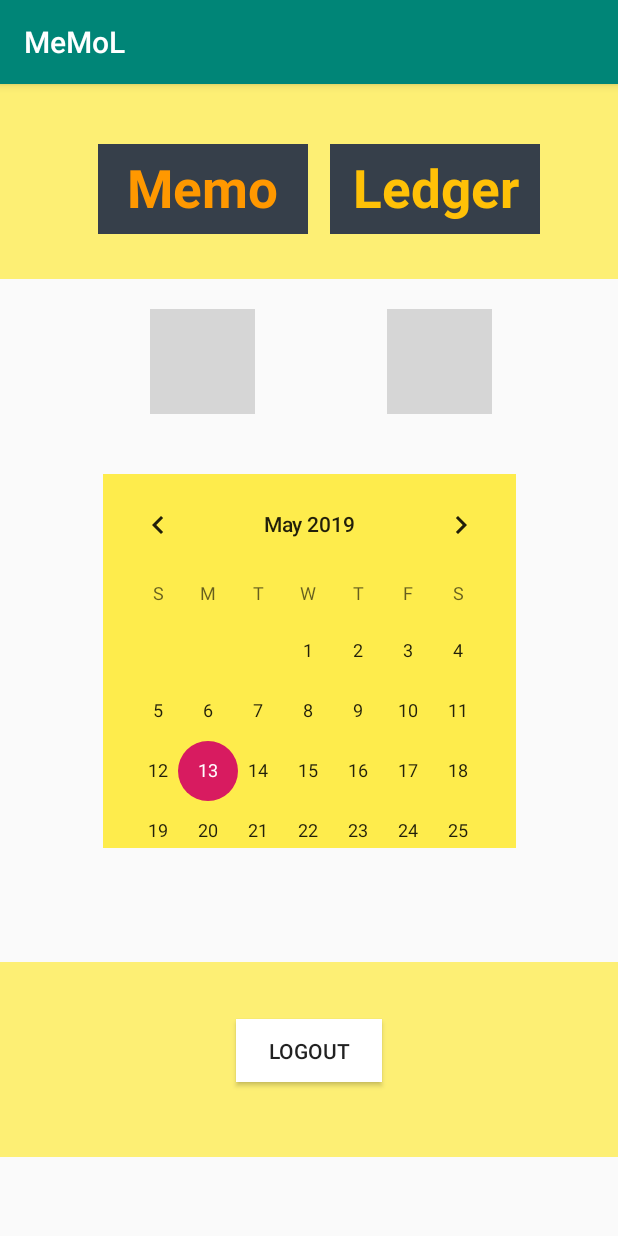
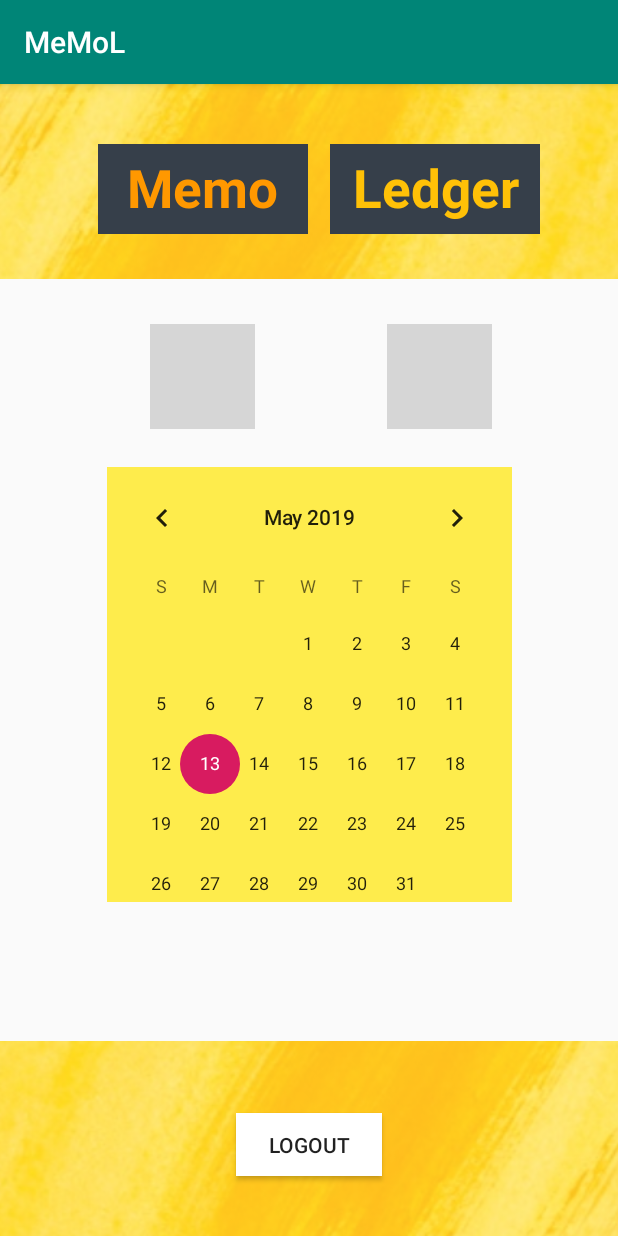
Before and after one commit to PittayutSothanakul/MemoL, an Android app: the screen it shows after launch once a user with an empty profile is signed in (HomeActivity), on a phone screen of 412 x 824 dp. Run offline under Robolectric (Android 15) with nearby library versions, the phone set to English and light mode, and no system bars; our stand-ins replace Firebase (no records; nobody signed in at launch, a user with empty details on screens opened directly); grey boxes are pictures that could not be loaded.

Commit message:
decolate bg

```diff
--- a/app/src/main/res/layout/activity_home.xml
+++ b/app/src/main/res/layout/activity_home.xml
@@ -6,26 +6,52 @@
     android:layout_height="match_parent"
     android:onClick="onClickToLedger">
 
-    <TextView
-        android:id="@+id/bgText"
-        android:layout_width="420dp"
+    <ImageView
+        android:id="@+id/bgImage2"
+        android:layout_width="902dp"
         android:layout_height="130dp"
-        android:background="#B2FFEB3B"
+        android:adjustViewBounds="true"
+        android:scaleType="centerCrop"
         app:layout_constraintEnd_toEndOf="parent"
         app:layout_constraintStart_toStartOf="parent"
-        app:layout_constraintTop_toTopOf="parent" />
+        app:layout_constraintTop_toTopOf="parent"
+        app:srcCompat="@drawable/yellowbg" />
+
+    <ImageView
+        android:id="@+id/bgImage"
+        android:layout_width="902dp"
+        android:layout_height="130dp"
+        android:adjustViewBounds="true"
+        android:background="#FFFFFF"
+        android:rotation="180"
+        android:scaleType="centerCrop"
+        app:layout_constraintBottom_toBottomOf="parent"
+        app:layout_constraintEnd_toEndOf="parent"
+        app:layout_constraintStart_toStartOf="parent"
+        app:srcCompat="@drawable/yellowbg" />
+        tools:layout_editor_absoluteX="-214dp"
+        tools:layout_editor_absoluteY="352dp" />
+
 
     <TextView
         android:id="@+id/bgText2"
         android:layout_width="420dp"
         android:layout_height="130dp"
-        android:layout_marginTop="532dp"
-        android:background="#B2FFEB3B"
+        android:background="#81FFEB3B"
+        app:layout_constraintEnd_toEndOf="parent"
+        app:layout_constraintHorizontal_bias="0.444"
+        app:layout_constraintStart_toStartOf="parent"
+        app:layout_constraintTop_toTopOf="@+id/bgImage2" />
+
+    <TextView
+        android:id="@+id/bgText3"
+        android:layout_width="420dp"
+        android:layout_height="130dp"
+        android:background="#81FFEB3B"
         app:layout_constraintBottom_toBottomOf="parent"
         app:layout_constraintEnd_toEndOf="parent"
-        app:layout_constraintHorizontal_bias="0.0"
-        app:layout_constraintStart_toStartOf="parent"
-        app:layout_constraintTop_toTopOf="parent" />
+        app:layout_constraintHorizontal_bias="0.555"
+        app:layout_constraintStart_toStartOf="parent" />
 
     <TextView
         android:id="@+id/bgButton"
@@ -57,14 +83,14 @@
         android:id="@+id/addLedger"
         android:layout_width="70dp"
         android:layout_height="70dp"
-        android:layout_marginTop="20dp"
+        android:layout_marginTop="30dp"
         android:layout_marginEnd="84dp"
         android:adjustViewBounds="true"
         android:background="@null"
         android:onClick="onClickedaddLedger"
         android:scaleType="centerInside"
         app:layout_constraintEnd_toEndOf="parent"
-        app:layout_constraintTop_toBottomOf="@+id/bgText"
+        app:layout_constraintTop_toBottomOf="@+id/bgText2"
         app:srcCompat="@drawable/addbutton" />
 
     <Button
@@ -73,11 +99,11 @@
         android:layout_height="42dp"
         android:layout_marginStart="8dp"
         android:layout_marginEnd="8dp"
-        android:layout_marginBottom="50dp"
+        android:layout_marginBottom="40dp"
         android:background="#FFF"
         android:onClick="onLogoutButtonClicked"
         android:text="Logout"
-        app:layout_constraintBottom_toBottomOf="@+id/bgText2"
+        app:layout_constraintBottom_toBottomOf="@+id/bgText3"
         app:layout_constraintEnd_toEndOf="parent"
         app:layout_constraintStart_toStartOf="parent" />
 
@@ -132,23 +158,28 @@
         android:layout_width="70dp"
         android:layout_height="70dp"
         android:layout_marginStart="100dp"
-        android:layout_marginTop="20dp"
+        android:layout_marginTop="30dp"
         android:adjustViewBounds="true"
         android:background="@null"
         android:onClick="onClickedaddMemo"
         android:scaleType="centerInside"
         app:layout_constraintStart_toStartOf="parent"
-        app:layout_constraintTop_toBottomOf="@+id/bgText"
+        app:layout_constraintTop_toBottomOf="@+id/bgText2"
         app:srcCompat="@drawable/addbutton" />
 
     <CalendarView
         android:id="@+id/calendarView"
-        android:layout_width="275dp"
-        android:layout_height="249dp"
+        android:layout_width="270dp"
+        android:layout_height="290dp"
         android:layout_marginStart="8dp"
-        android:layout_marginTop="40dp"
+        android:layout_marginTop="25dp"
         android:layout_marginEnd="8dp"
+        android:adjustViewBounds="true"
         android:background="#B2FFEB3B"
+        android:scaleType="centerCrop"
+        app:layout_constraintEnd_toEndOf="parent"
+        app:layout_constraintStart_toStartOf="parent"
+        app:layout_constraintTop_toBottomOf="@+id/addMemo" />
         app:layout_constraintEnd_toEndOf="parent"
         app:layout_constraintStart_toStartOf="parent"
         app:layout_constraintTop_toBottomOf="@+id/addMemo" />
```
Also changed, not shown: app/src/main/res/layout/activity_ledger.xml (+36 -11 lines), app/src/main/res/layout/activity_memo.xml (+36 -12 lines), app/src/main/res/drawable/yellowbg.jpg (added).
